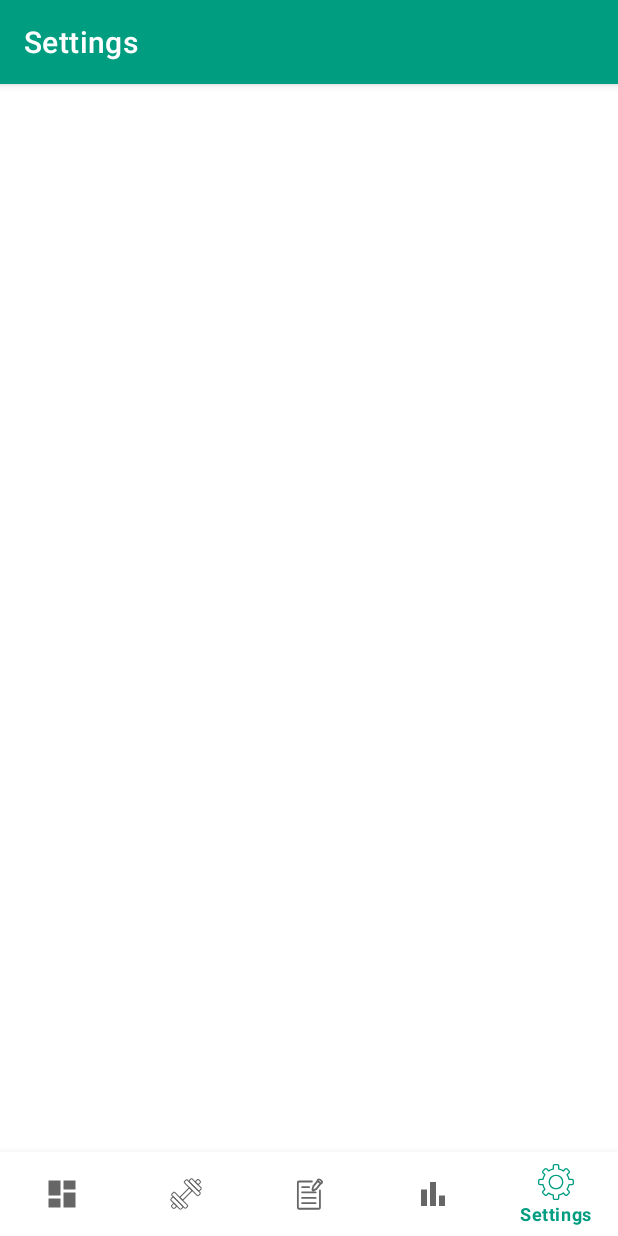
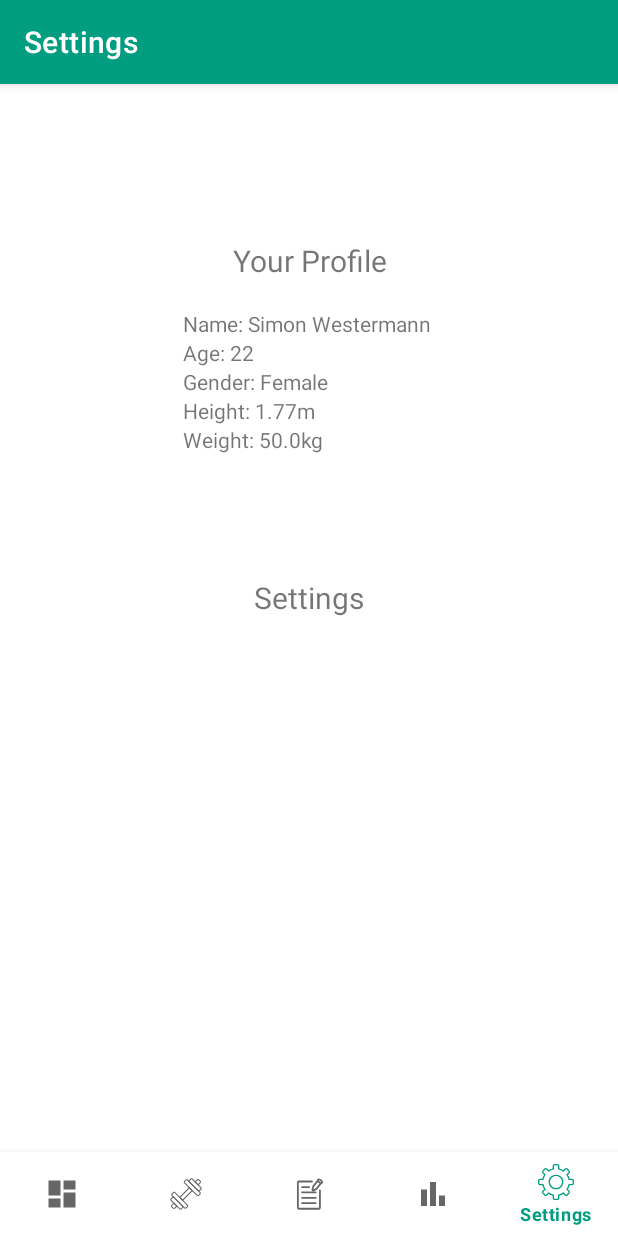
Before and after one commit to LemiSt24/SG2022-We-Got-The-Moves, an Android app: the screen it shows after launch (MainActivity), item 5 of the bottom bar chosen, on a phone screen of 412 x 824 dp. Run offline under Robolectric (Android 15) with nearby library versions, the phone set to English and light mode, and no system bars; our stand-ins replace Room's generated code, navigation-ui.

Commit message:
Settings uses DB to show User Data

```diff
--- a/app/src/main/java/com/sg2022/we_got_the_moves/AppDatabase.java
+++ b/app/src/main/java/com/sg2022/we_got_the_moves/AppDatabase.java
@@ -19,7 +19,7 @@ import com.sg2022.we_got_the_moves.db.entity.Workout;
 import com.sg2022.we_got_the_moves.db.entity.WorkoutExercise;
 
 //TODO: Add new entity classes here
-@Database(entities = {User.class, Exercise.class, Workout.class, WorkoutExercise.class}, version = 1, exportSchema = false)
+@Database(entities = {User.class, Exercise.class, Workout.class, WorkoutExercise.class}, version = 3, exportSchema = false)
 public abstract class AppDatabase extends RoomDatabase {
 
     private static final String TAG = "AppDatabase";
@@ -72,6 +72,7 @@ public abstract class AppDatabase extends RoomDatabase {
                                     getInstance(appContext).ExerciseDao().insertAll(DataGenerator.getDummyExercises());
                                     getInstance(appContext).WorkoutDao().insertAll(DataGenerator.getDummyWorkouts());
                                     getInstance(appContext).WorkoutExerciseDao().insertAll(DataGenerator.getDummyWorkoutExercises());
+                                    getInstance(appContext).UserDao().insert(new User("Simon Westermann", (float)1.77, 50, false, 22));
                                     Log.d(TAG, "Dummy Data inserted into DB ");
                                 }
                         );
--- a/app/src/main/java/com/sg2022/we_got_the_moves/db/daos/UserDao.java
+++ b/app/src/main/java/com/sg2022/we_got_the_moves/db/daos/UserDao.java
@@ -2,8 +2,10 @@ package com.sg2022.we_got_the_moves.db.daos;
 
 import static androidx.room.OnConflictStrategy.REPLACE;
 
+import androidx.lifecycle.LiveData;
 import androidx.room.Dao;
 import androidx.room.Insert;
+import androidx.room.Query;
 import androidx.room.Update;
 
 import com.sg2022.we_got_the_moves.db.entity.User;
@@ -16,4 +18,7 @@ public interface UserDao {
 
     @Update(onConflict = REPLACE)
     void update(User user);
+
+    @Query("Select * From User")
+    LiveData<User> getUser();
 }
--- a/app/src/main/java/com/sg2022/we_got_the_moves/db/entity/User.java
+++ b/app/src/main/java/com/sg2022/we_got_the_moves/db/entity/User.java
@@ -10,5 +10,23 @@ public class User {
     public  int id;
 
     public String name;
+    public float hightInMeters;
+    public float weigthInKg;
+    public boolean isMale;
+    public int age;
+
+    public float getBMI(){
+        return weigthInKg / (hightInMeters*hightInMeters);
+    }
+
+
+    public User(String name, float hightInMeters, float weigthInKg, boolean isMale, int age){
+        this.id = 1;
+        this.name = name;
+        this.hightInMeters = hightInMeters;
+        this.weigthInKg = weigthInKg;
+        this.isMale = isMale;
+        this.age = age;
+    }
 
 }
--- /dev/null
+++ b/app/src/main/java/com/sg2022/we_got_the_moves/repository/UserRepository.java
@@ -0,0 +1,45 @@
+package com.sg2022.we_got_the_moves.repository;
+
+import android.app.Application;
+
+import androidx.annotation.NonNull;
+import androidx.lifecycle.LiveData;
+
+import com.sg2022.we_got_the_moves.AppDatabase;
+import com.sg2022.we_got_the_moves.AppExecutors;
+import com.sg2022.we_got_the_moves.db.daos.UserDao;
+import com.sg2022.we_got_the_moves.db.entity.User;
+
+public class UserRepository {
+    private static final String TAG = "UserRepository";
+
+    private static volatile UserRepository INSTANCE;
+
+    private final UserDao userDao;
+    private final AppExecutors executors;
+
+    private UserRepository(@NonNull AppDatabase db){
+        this.userDao = db.UserDao();
+        this.executors = AppExecutors.getInstance();
+    }
+
+    public static UserRepository getInstance(Application app) {
+        if (INSTANCE == null) {
+            synchronized (WorkoutsRepository.class) {
+                if (INSTANCE == null) {
+                    AppDatabase db = AppDatabase.getInstance(app.getApplicationContext());
+                    INSTANCE = new UserRepository(db);
+                }
+            }
+        }
+        return INSTANCE;
+    }
+
+    public void insertUser(User u){
+        this.executors.getPoolThread().execute(() -> this.userDao.insert(u));
+    }
+
+    public LiveData<User> getUser(){
+        return this.userDao.getUser();
+    }
+}
--- a/app/src/main/java/com/sg2022/we_got_the_moves/ui/settings/SettingsFragment.java
+++ b/app/src/main/java/com/sg2022/we_got_the_moves/ui/settings/SettingsFragment.java
@@ -8,9 +8,13 @@ import android.widget.TextView;
 
 import androidx.annotation.NonNull;
 import androidx.fragment.app.Fragment;
+import androidx.lifecycle.LiveData;
 import androidx.lifecycle.ViewModelProvider;
 
 import com.sg2022.we_got_the_moves.databinding.FragmentSettingsBinding;
+import com.sg2022.we_got_the_moves.db.entity.User;
+
+import java.util.concurrent.atomic.AtomicReference;
 
 public class SettingsFragment extends Fragment {
 
@@ -18,14 +22,26 @@ public class SettingsFragment extends Fragment {
 
     public View onCreateView(@NonNull LayoutInflater inflater,
                              ViewGroup container, Bundle savedInstanceState) {
-        SettingsViewModel SettingsViewModel =
-                new ViewModelProvider(this).get(SettingsViewModel.class);
+
+        SettingsViewModel.Factory factory = new SettingsViewModel.Factory(this.requireActivity().getApplication());
+        SettingsViewModel model = new ViewModelProvider(this, factory).get(SettingsViewModel.class);
+
 
         binding = FragmentSettingsBinding.inflate(inflater, container, false);
         View root = binding.getRoot();
 
         final TextView textView = binding.textSettings;
-        SettingsViewModel.getText().observe(getViewLifecycleOwner(), textView::setText);
+        model.getDBUser().observe(getViewLifecycleOwner(), userData -> {
+            //Setting the User Parameters to the text Views
+            binding.textViewName.setText("Name: " + userData.name);
+            binding.textViewAge.setText("Age: " + (String.valueOf(userData.age)));
+            binding.textViewGender.setText("Gender: " + (userData.isMale ? "Male" : "Female"));
+            model.getText().observe(getViewLifecycleOwner(), textView::setText);
+            binding.textViewHeight.setText("Height: " + (String.valueOf(userData.hightInMeters)) + "m");
+            binding.textViewWeightInKg.setText("Weight: " + (String.valueOf(userData.weigthInKg)) + "kg");
+
+        });
+
         return root;
     }
 
--- a/app/src/main/java/com/sg2022/we_got_the_moves/ui/settings/SettingsViewModel.java
+++ b/app/src/main/java/com/sg2022/we_got_the_moves/ui/settings/SettingsViewModel.java
@@ -1,19 +1,56 @@
 package com.sg2022.we_got_the_moves.ui.settings;
 
+import android.app.Application;
+
+import androidx.annotation.NonNull;
 import androidx.lifecycle.LiveData;
 import androidx.lifecycle.MutableLiveData;
 import androidx.lifecycle.ViewModel;
+import androidx.lifecycle.ViewModelProvider;
+
+import com.sg2022.we_got_the_moves.db.daos.UserDao;
+import com.sg2022.we_got_the_moves.db.entity.User;
+import com.sg2022.we_got_the_moves.repository.UserRepository;
+import com.sg2022.we_got_the_moves.repository.WorkoutsRepository;
+import com.sg2022.we_got_the_moves.ui.workouts.viewmodel.WorkoutsViewModel;
 
 public class SettingsViewModel extends ViewModel {
 
     private final MutableLiveData<String> mText;
+    public UserRepository repository;
 
-    public SettingsViewModel() {
+    public SettingsViewModel(@NonNull final Application app, @NonNull UserRepository repository) {
         mText = new MutableLiveData<>();
+
+
+        this.repository = repository;
         //mText.setValue("This is notifications fragment");
+
+
+    }
+
+    public static class Factory implements ViewModelProvider.Factory {
+        @NonNull
+        private final Application app;
+        private final UserRepository repository;
+
+        public Factory(@NonNull final Application app) {
+            this.app = app;
+            this.repository = UserRepository.getInstance(app);
+        }
+        @SuppressWarnings("unchecked")
+        @Override
+        @NonNull
+        public <T extends ViewModel> T create(@NonNull Class<T> modelClass) {
+            return (T) new SettingsViewModel(app, repository);
+        }
     }
 
     public LiveData<String> getText() {
         return mText;
     }
+
+    public LiveData<User> getDBUser() {
+        return repository.getUser();
+    }
 }
--- a/app/src/main/res/layout/fragment_settings.xml
+++ b/app/src/main/res/layout/fragment_settings.xml
@@ -7,17 +7,70 @@
     android:layout_height="match_parent"
     tools:context="com.sg2022.we_got_the_moves.ui.settings.SettingsFragment">
 
+    <LinearLayout
+        android:id="@+id/linearLayout"
+        android:layout_width="168dp"
+        android:layout_height="122dp"
+        android:orientation="vertical"
+        app:layout_constraintBottom_toBottomOf="parent"
+        app:layout_constraintEnd_toEndOf="parent"
+        app:layout_constraintStart_toStartOf="parent"
+        app:layout_constraintTop_toBottomOf="@+id/text_settings"
+        app:layout_constraintVertical_bias="0.041"
+        tools:visibility="visible">
+
+        <TextView
+            android:id="@+id/textView_name"
+            android:layout_width="match_parent"
+            android:layout_height="wrap_content"
+            android:hint="Name" />
+
+        <TextView
+            android:id="@+id/textView_age"
+            android:layout_width="match_parent"
+            android:layout_height="wrap_content"
+            android:hint="Age" />
+
+        <TextView
+            android:id="@+id/textView_gender"
+            android:layout_width="match_parent"
+            android:layout_height="wrap_content"
+            android:hint="Gender" />
+
+        <TextView
+            android:id="@+id/textView_height"
+            android:layout_width="match_parent"
+            android:layout_height="wrap_content"
+            android:hint="Height" />
+
+        <TextView
+            android:id="@+id/textView_weightInKg"
+            android:layout_width="match_parent"
+            android:layout_height="wrap_content"
+            android:hint="Weight" />
+    </LinearLayout>
+
+    <TextView
+        android:id="@+id/textView_settings"
+        android:layout_width="wrap_content"
+        android:layout_height="wrap_content"
+        android:text="@string/title_settings"
+        android:textSize="20sp"
+        app:layout_constraintBottom_toBottomOf="parent"
+        app:layout_constraintEnd_toEndOf="parent"
+        app:layout_constraintStart_toStartOf="parent"
+        app:layout_constraintTop_toBottomOf="@+id/linearLayout"
+        app:layout_constraintVertical_bias="0.138" />
+
     <TextView
         android:id="@+id/text_settings"
         android:layout_width="match_parent"
         android:layout_height="wrap_content"
-        android:layout_marginStart="8dp"
-        android:layout_marginTop="8dp"
-        android:layout_marginEnd="8dp"
+        android:layout_marginTop="48dp"
+        android:text="Your Profile"
         android:textAlignment="center"
         android:textSize="20sp"
-        app:layout_constraintBottom_toBottomOf="parent"
-        app:layout_constraintEnd_toEndOf="parent"
-        app:layout_constraintStart_toStartOf="parent"
-        app:layout_constraintTop_toTopOf="parent" />
+        app:layout_constraintTop_toTopOf="parent"
+        tools:layout_editor_absoluteX="0dp" />
+
 </androidx.constraintlayout.widget.ConstraintLayout>
```
